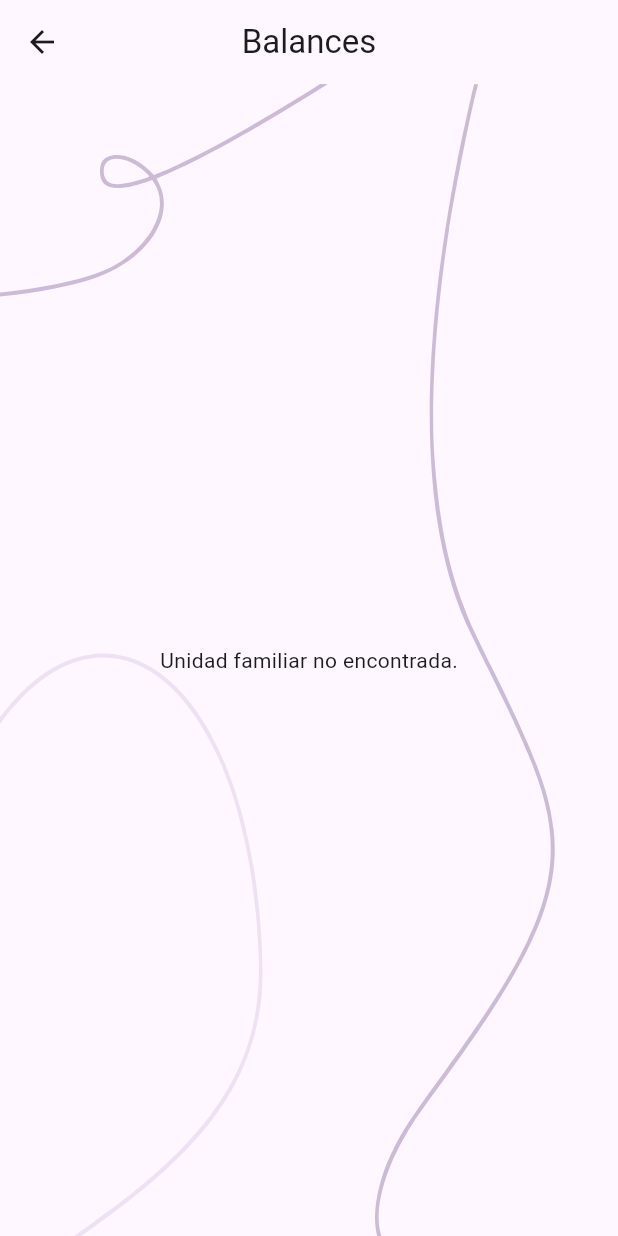
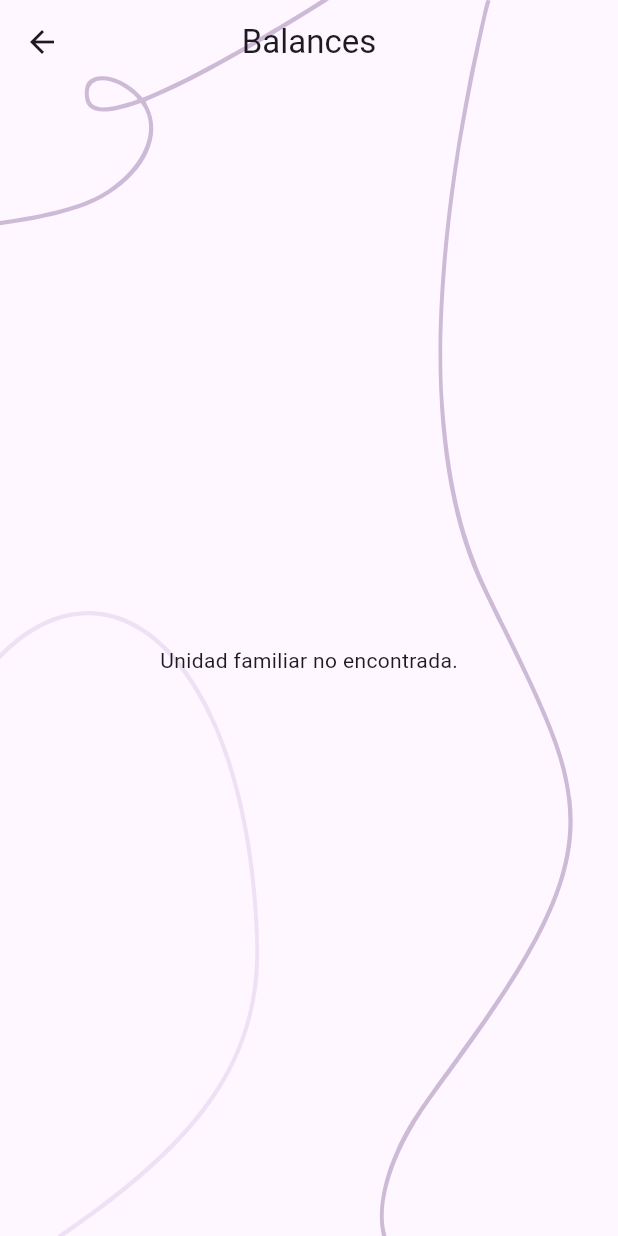
Before and after one commit to angelasamb/TFG_bettervibes, a Flutter app: the PantallaBalances screen opened directly, on a phone screen of 412 x 824 dp. Run offline on Flutter 3.47's test engine with Material 3 defaults, Android fonts, the phone set to English and light mode, and no system bars; our stand-ins replace cloud_firestore, firebase_auth, firebase_core, fl_chart, flutter_svg, google_sign_in and 1 more; accounts and stored records are empty; statements that could not run were skipped.

Commit message:
fallos capados

```diff
--- a/lib/pantallas/subPantallas/PantallaConfiguración.dart
+++ b/lib/pantallas/subPantallas/PantallaConfiguración.dart
@@ -56,10 +56,10 @@ class _PantallaConfiguracionState extends State<PantallaConfiguracion> {
             width: double.infinity,
             height: double.infinity,
           ),
-          Center(
+          SingleChildScrollView(
             child: ConstrainedBox(
               constraints: const BoxConstraints(maxWidth: 600),
-                child: SingleChildScrollView(
+                child: Padding(
                   padding: const EdgeInsets.all(12),
                   child: Column(
                     children: [
--- a/lib/pantallas/subPantallas/pantallasAgregadas/PantallaBalances.dart
+++ b/lib/pantallas/subPantallas/pantallasAgregadas/PantallaBalances.dart
@@ -25,7 +25,13 @@ class _PantallaBalancesState extends State<PantallaBalances> {
   @override
   Widget build(BuildContext context) {
     return Scaffold(
-      appBar: AppBar(title: const Text("Balances"), centerTitle:true , foregroundColor: Colors.gamaColores.shade500,),
+      extendBodyBehindAppBar: true,
+      appBar: AppBar(
+        title: const Text("Balances"),
+        centerTitle: true,
+        foregroundColor: Colors.gamaColores.shade500,
+        backgroundColor: Colors.transparent,
+      ),
       body: Stack(
         children: [
           SvgPicture.asset(
@@ -34,7 +40,8 @@ class _PantallaBalancesState extends State<PantallaBalances> {
             width: double.infinity,
             height: double.infinity,
           ),
-          FutureBuilder<DocumentReference?>(
+          SafeArea(
+            child: FutureBuilder<DocumentReference?>(
               future: _unidadFamiliarRefFuture,
               builder: (context, snapshot) {
                 if (snapshot.connectionState == ConnectionState.waiting) {
@@ -50,6 +57,7 @@ class _PantallaBalancesState extends State<PantallaBalances> {
                 final unidadRef = snapshot.data!;
                 return _contenidoBalances(unidadRef);
               },
+            ),
           ),
         ],
       ),
@@ -149,7 +157,10 @@ class _PantallaBalancesState extends State<PantallaBalances> {
                             final nombres = snapshot.data!;
                             return CheckboxListTile(
                               value: data["hecho"] ?? false,
-                              title: Text("${nombres[0]} debe a ${nombres[1]} ${data["cantidad"]}€", style: TextStyle(fontSize: 16),),
+                              title: Text(
+                                "${nombres[0]} debe a ${nombres[1]} ${data["cantidad"]}€",
+                                style: TextStyle(fontSize: 16),
+                              ),
                               onChanged: (value) async {
                                 await actualizarEstadoBizum(
                                   bizumDoc.reference,
--- a/lib/pantallas/subPantallas/pantallasAgregadas/PantallaEditarPago.dart
+++ b/lib/pantallas/subPantallas/pantallasAgregadas/PantallaEditarPago.dart
@@ -84,7 +84,7 @@ class _PantallaEditarPagoState extends State<PantallaEditarPago> {
       context: context,
       initialDate: _fechaSeleccionada,
       firstDate: DateTime(2000),
-      lastDate: DateTime(2100),
+      lastDate: _fechaSeleccionada,
     );
     if (nuevaFecha != null) {
       setState(() => _fechaSeleccionada = nuevaFecha);
```
Also changed, not shown: lib/pantallas/subPantallas/pantallasAgregadas/PantallaModificarPerfil.dart (+8 -7 lines). Lines whose indentation alone changed are shown as unchanged.
